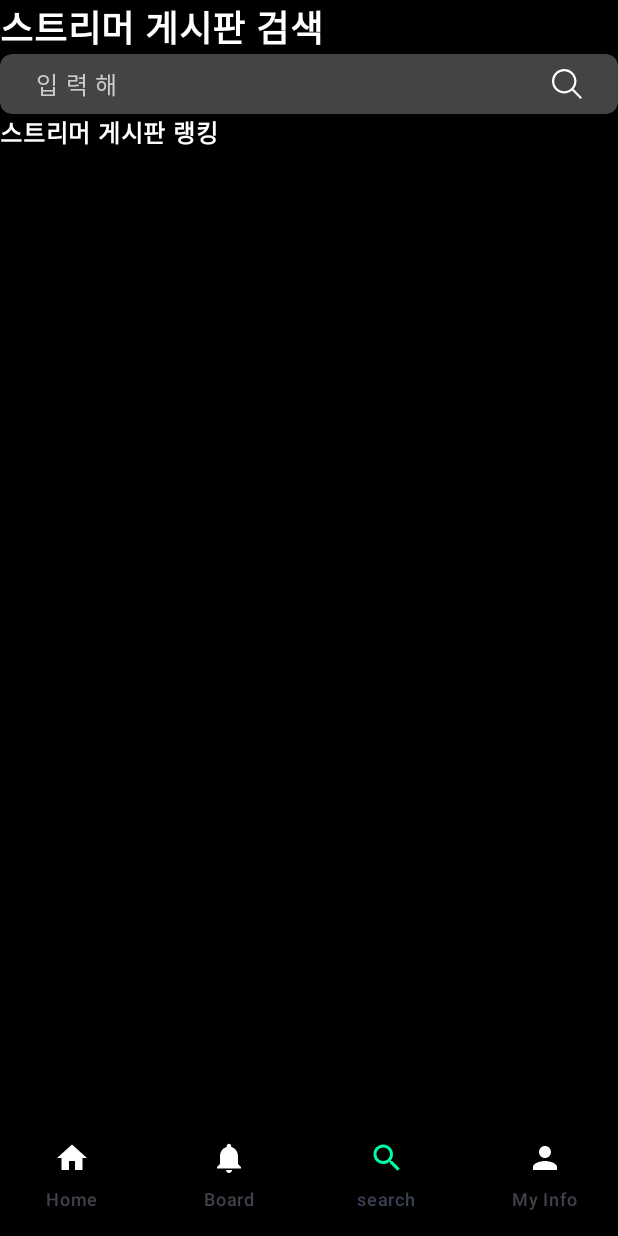
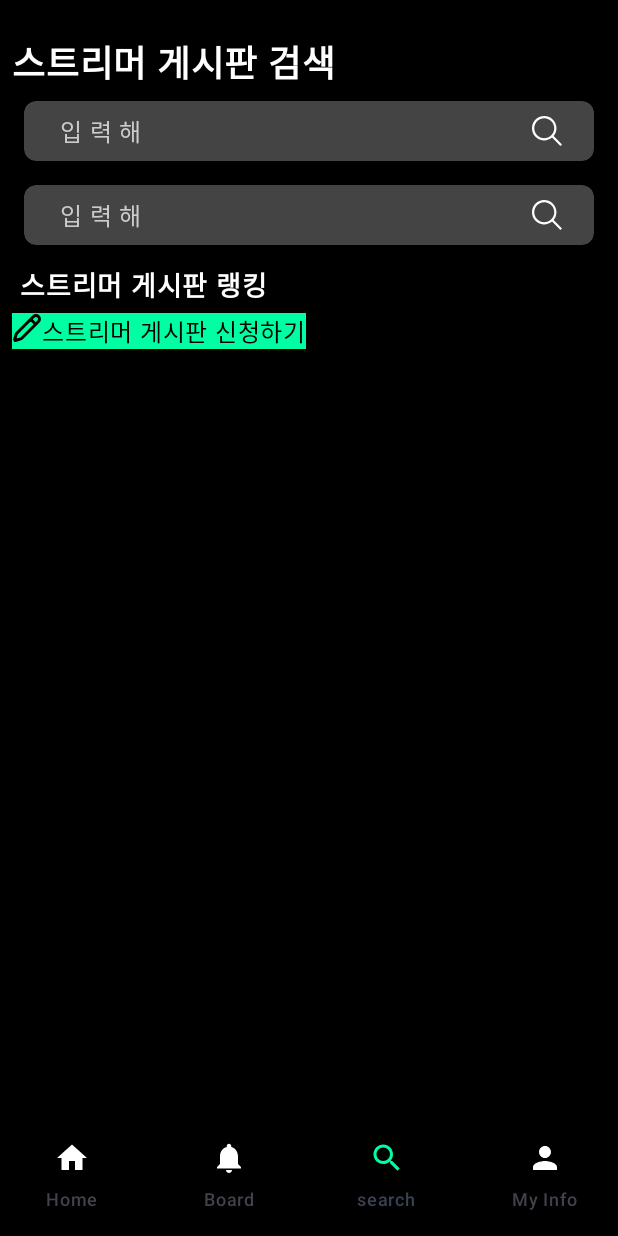
Before and after one commit to TeamZziririt/zziririt-AOS, an Android app built with Jetpack Compose: the screen it shows after launch (MainActivity), item 3 of the bottom bar chosen, on a phone screen of 412 x 824 dp. Run offline under Robolectric (Android 15) with nearby library versions, the phone set to English and light mode, and no system bars; our stand-ins replace Dagger/Hilt's generated code, livedata-compose; Roboto replaces fonts that are not available here.

Commit message:
ZAOS-34 스트리머 신청 페이지 버튼 클릭 색 지정

```diff
--- a/app/src/main/AndroidManifest.xml
+++ b/app/src/main/AndroidManifest.xml
@@ -13,6 +13,7 @@
     <!--API 버전에 따라 다른 권한을 요청하기 위해 2개 다 추가 -->
     <uses-permission android:name="android.permission.READ_EXTERNAL_STORAGE" />
     <uses-permission android:name="android.permission.READ_MEDIA_IMAGES"/>
+    <uses-permission android:name="android.permission.READ_MEDIA_VISUAL_USER_SELECTED"/>
 
     <!-- 사진 촬영 후 저장하기 위한 권한
      API Level 29부터는 Scoped Storage 정책 때문에 의미 없는 권한이라 28까지만 해당 권한이 필요하도록 코드를 작성-->
--- a/app/src/main/java/com/cysj/zziririt/presentation/main/MainScreen.kt
+++ b/app/src/main/java/com/cysj/zziririt/presentation/main/MainScreen.kt
@@ -19,6 +19,7 @@ import com.cysj.zziririt.presentation.my_info.ProfileSettingScreen
 import com.cysj.zziririt.presentation.my_info.SettingScreen
 import com.cysj.zziririt.presentation.postcontent.PostContentScreen
 import com.cysj.zziririt.presentation.search.SearchScreen
+import com.cysj.zziririt.presentation.search.StreamerBoardApplyScreen
 import com.cysj.zziririt.presentation.search.StreamerSearchScreen
 import com.cysj.zziririt.ui.theme.ZziriritTheme
 
@@ -129,6 +130,7 @@ fun NavigationHost(navController: NavHostController) {
         composable(Screen.Setting.route) { SettingScreen(navController) }
         composable(Screen.ProfileSetting.route) { ProfileSettingScreen(navController) }
         composable(Screen.StreamerSearch.route) { StreamerSearchScreen(navController)}
+        composable(Screen.StreamerBoardApply.route) { StreamerBoardApplyScreen(navController)}
 
     }
 }
--- a/app/src/main/java/com/cysj/zziririt/presentation/main/Screen.kt
+++ b/app/src/main/java/com/cysj/zziririt/presentation/main/Screen.kt
@@ -9,5 +9,6 @@ enum class Screen(val route: String) {
     Setting("setting"),
     ProfileSetting("profile_setting"),
     StreamerSearch("streamer_search"),
+    StreamerBoardApply("streamer_board_apply")
 
 }
--- a/app/src/main/java/com/cysj/zziririt/presentation/search/SearchScreen.kt
+++ b/app/src/main/java/com/cysj/zziririt/presentation/search/SearchScreen.kt
@@ -41,6 +41,7 @@ import androidx.compose.ui.unit.sp
 import androidx.navigation.NavController
 import androidx.navigation.compose.rememberNavController
 import com.cysj.zziririt.R
+import com.cysj.zziririt.presentation.main.Screen
 import com.cysj.zziririt.ui.theme.Zziririt
 import com.cysj.zziririt.ui.theme.ZziriritTheme
 import com.cysj.zziririt.ui.theme.gmarketsans_bold
@@ -51,10 +52,13 @@ import com.cysj.zziririt.ui.theme.gmarketsans_medium
 fun SearchScreen(
     navController: NavController,
 ) {
+    Box(modifier = Modifier)
+    {
         Box(
             modifier = Modifier
                 .fillMaxSize()
                 .background(Color.Black)
+                .padding(8.dp)
         ) {
             Column(
                 Modifier
@@ -65,23 +69,27 @@ fun SearchScreen(
                     fontWeight = FontWeight.Bold,
                     color = Color.White,
                     fontFamily = gmarketsans_bold,
-                fontSize = 24.sp
+                    fontSize = 24.sp,
+                    modifier = Modifier
+                        .padding(top = 15.dp)
                 )
                 Spacer(modifier = Modifier.width(15.dp))
                 SearchBar("")
+
+                SearchBar("안녕하세요")
                 Spacer(modifier = Modifier.width(15.dp))
                 Text(
                     text = "스트리머 게시판 랭킹",
                     fontWeight = FontWeight.Bold,
                     color = Color.White,
                     fontFamily = gmarketsans_medium,
-                fontSize = 16.sp
+                    fontSize = 18.sp,
+                    modifier = Modifier
+                        .padding(5.dp)
                 )
-
-//            StreamerApplyBtn()
-
-
+                StreamerApplyBtn(navController)
             } // column
+        } // box
     }
 }
 
@@ -101,6 +109,7 @@ private fun SearchBar(
     var text by remember { mutableStateOf(TextFieldValue()) }
     Row(
         Modifier
+            .padding(8.dp)
             .height(height)
             .fillMaxWidth()
             .shadow(elevation = elevation, shape = cornerShape)
@@ -141,8 +150,7 @@ private fun SearchBar(
                 showKeyboardOnFocus = true,
             ),
             keyboardActions = KeyboardActions(onSearch = { onSearchClicked() }),
-            singleLine = true,
-//            textStlye = TextStyle(color = Color.White)
+            singleLine = true
         )
         Box(
             modifier = modifier
@@ -177,25 +185,26 @@ private fun SearchBar(
             }
         }
     }
-
+}
     @Composable
-    fun StreamerApplyBtn() {
+    fun StreamerApplyBtn(navController : NavController) {
         Row(
             Modifier
-                .heightIn(min = 8.dp)
+                .heightIn(min = 2.dp)
                 .background(Zziririt)
                 .clip(RoundedCornerShape(10.dp))
                 .clickable {
+                    navController.navigate(Screen.StreamerBoardApply.route)
                 },
         ) {
             Image(
                 painterResource(id = R.drawable.ic_streamer_apply_pencil),
                 contentDescription = null
             )
-            Text(text = "스트리머 게시판 신청하기", fontFamily = gmarketsans_bold, color = Color.Black)
+            Text(text = "스트리머 게시판 신청하기", fontFamily = gmarketsans_medium, color = Color.Black,)
         }
     }
-}
+
 
 
 @Preview(showBackground = true)
```
Also changed, not shown: app/src/main/java/com/cysj/zziririt/presentation/search/StreamerBoardApply.kt (+26 -5 lines). Lines whose indentation alone changed are shown as unchanged.
